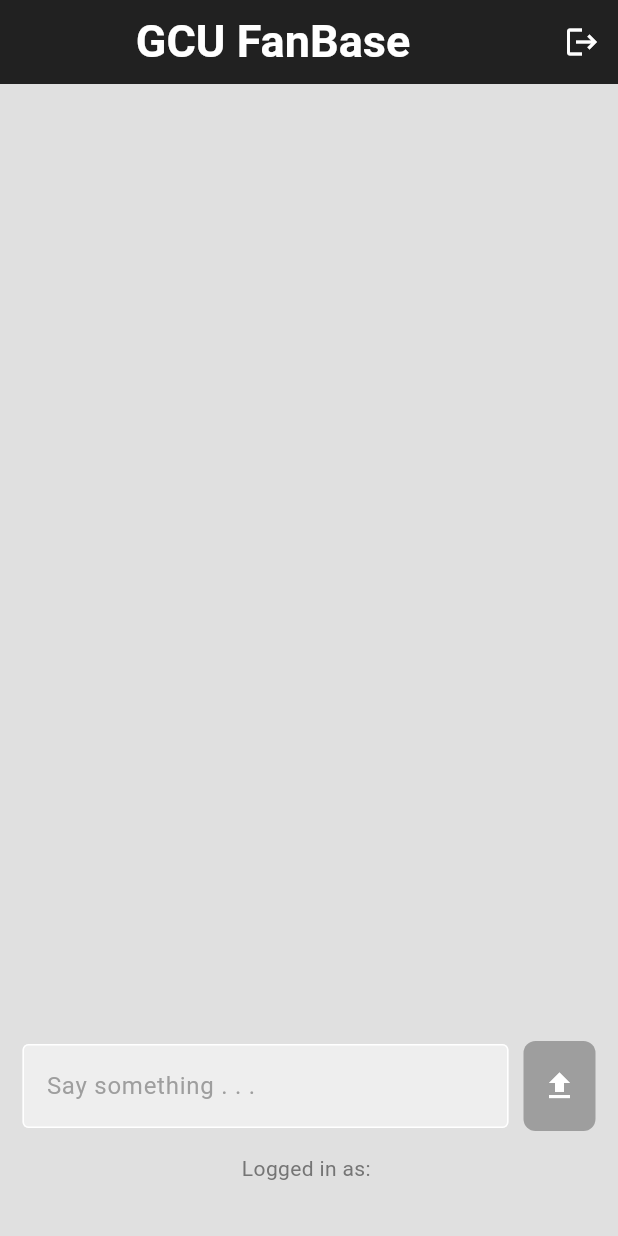
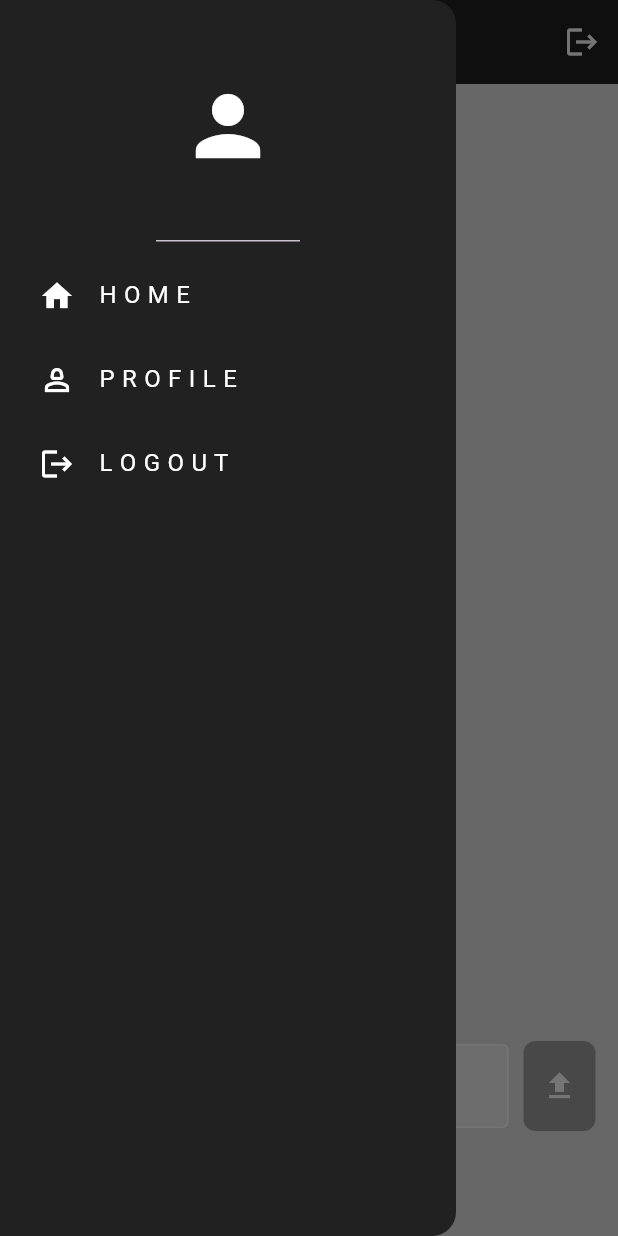
Before and after one commit to raziullah7/GCU-FanBase--social-media-app-, a Flutter app: the screen it shows once a user with an empty profile is signed in, with the side drawer open (before the commit the screen has no drawer), on a phone screen of 412 x 824 dp. Run offline on Flutter 3.47's test engine with Material 3 defaults, Android fonts, the phone set to English and light mode, and no system bars; our stand-ins replace cloud_firestore, firebase_auth, firebase_core; accounts and stored records are empty; generated files the repository leaves out were written again.

Commit message:
=> implemented a drawer => implemented my_list_tile.dart for a custom ListTile component => implemented routes to each ListTile

```diff
--- /dev/null
+++ b/lib/components/my_drawer.dart
@@ -0,0 +1,54 @@
+import 'package:flutter/material.dart';
+import 'package:the_final_app/components/my_list_tile.dart';
+
+class MyDrawer extends StatelessWidget {
+  final void Function()? onProfileTap;
+  final void Function()? onSignOutTap;
+
+  const MyDrawer({
+    super.key,
+    required this.onProfileTap,
+    required this.onSignOutTap,
+  });
+
+  @override
+  Widget build(BuildContext context) {
+    return Drawer(
+      backgroundColor: Colors.grey[900],
+      child: Column(
+        children: [
+          // header or title of the drawer
+          const DrawerHeader(
+            child: Icon(
+              Icons.person,
+              color: Colors.white,
+              size: 64,
+            ),
+          ),
+
+          // list tile named 'Home'
+          MyListTile(
+            icon: Icons.home,
+            text: "H O M E",
+            // pop the drawer to go back to HomePage
+            onTap: () => Navigator.pop(context),
+          ),
+
+          // list tile named 'Profile'
+          MyListTile(
+            icon: Icons.person_2_outlined,
+            text: "P R O F I L E",
+            onTap: () => onProfileTap,
+          ),
+
+          // list tile named 'Logout'
+          MyListTile(
+            icon: Icons.logout,
+            text: "L O G O U T",
+            onTap: () => onSignOutTap,
+          ),
+        ],
+      ),
+    );
+  }
+}
--- /dev/null
+++ b/lib/components/my_list_tile.dart
@@ -0,0 +1,25 @@
+import 'package:flutter/material.dart';
+
+class MyListTile extends StatelessWidget {
+  final IconData icon;
+  final String text;
+  final void Function()? onTap;
+
+  const MyListTile({
+    super.key,
+    required this.icon,
+    required this.text,
+    required this.onTap,
+  });
+
+  @override
+  Widget build(BuildContext context) {
+    return Padding(
+      padding: const EdgeInsets.only(left: 10.0),
+      child: ListTile(
+        leading: Icon(icon, color: Colors.white),
+        title: Text(text, style: const TextStyle(color: Colors.white)),
+      ),
+    );
+  }
+}
--- a/lib/pages/home_page.dart
+++ b/lib/pages/home_page.dart
@@ -2,6 +2,7 @@
 import 'package:firebase_auth/firebase_auth.dart';
 import 'package:flutter/material.dart';
 import 'package:the_final_app/components/gcu_home_post.dart';
+import 'package:the_final_app/components/my_drawer.dart';
 import 'package:the_final_app/components/my_text_field.dart';
 
 class HomePage extends StatefulWidget {
@@ -42,6 +43,18 @@
     });
   }
 
+  // go to ProfilePage
+  void goToProfilePage() {
+    // pop the drawer
+    Navigator.pop(context);
+    // go to ProfilePage
+    Navigator.of(context).push(
+      MaterialPageRoute(
+        builder: (context) => ProfilePage,
+      ),
+    );
+  }
+
   @override
   Widget build(BuildContext context) {
     return Scaffold(
@@ -65,6 +78,7 @@
           )
         ],
       ),
+      drawer: const MyDrawer(onProfileTap: () {}, onSignOutTap: signOut),
       body: Center(
         child: Column(
           children: [
--- /dev/null
+++ b/lib/pages/profile_page.dart
@@ -0,0 +1,15 @@
+import 'package:flutter/material.dart';
+
+class ProfilePage extends StatefulWidget {
+  const ProfilePage({super.key});
+
+  @override
+  State<ProfilePage> createState() => _ProfilePageState();
+}
+
+class _ProfilePageState extends State<ProfilePage> {
+  @override
+  Widget build(BuildContext context) {
+    return const Placeholder();
+  }
+}
```
